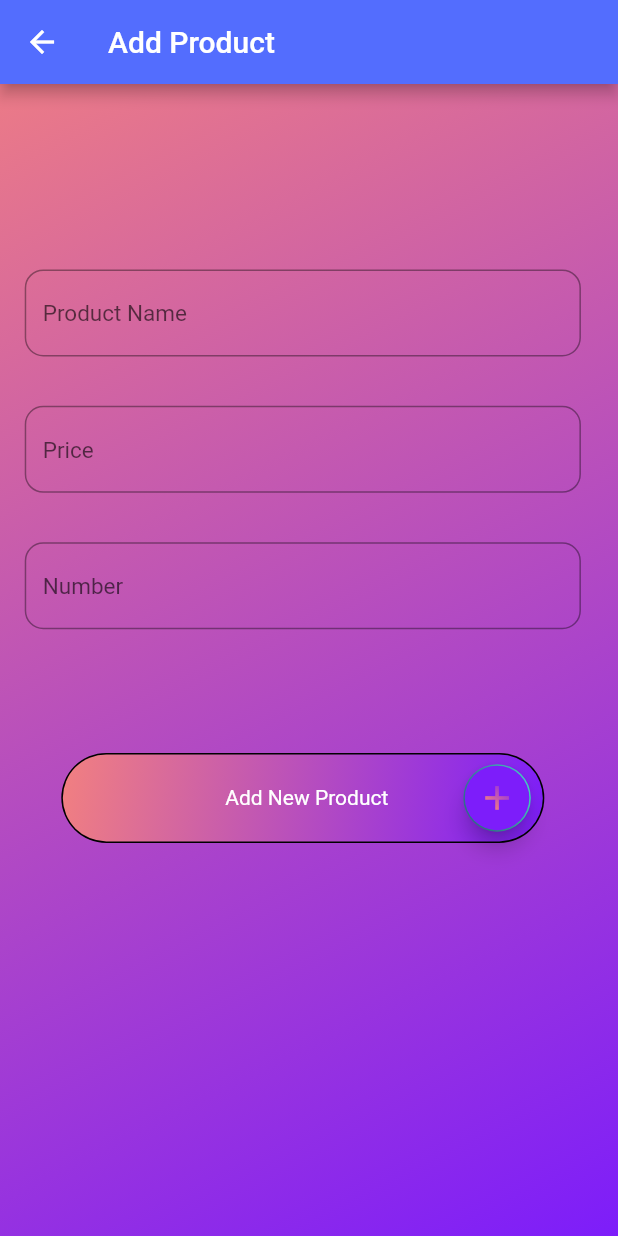
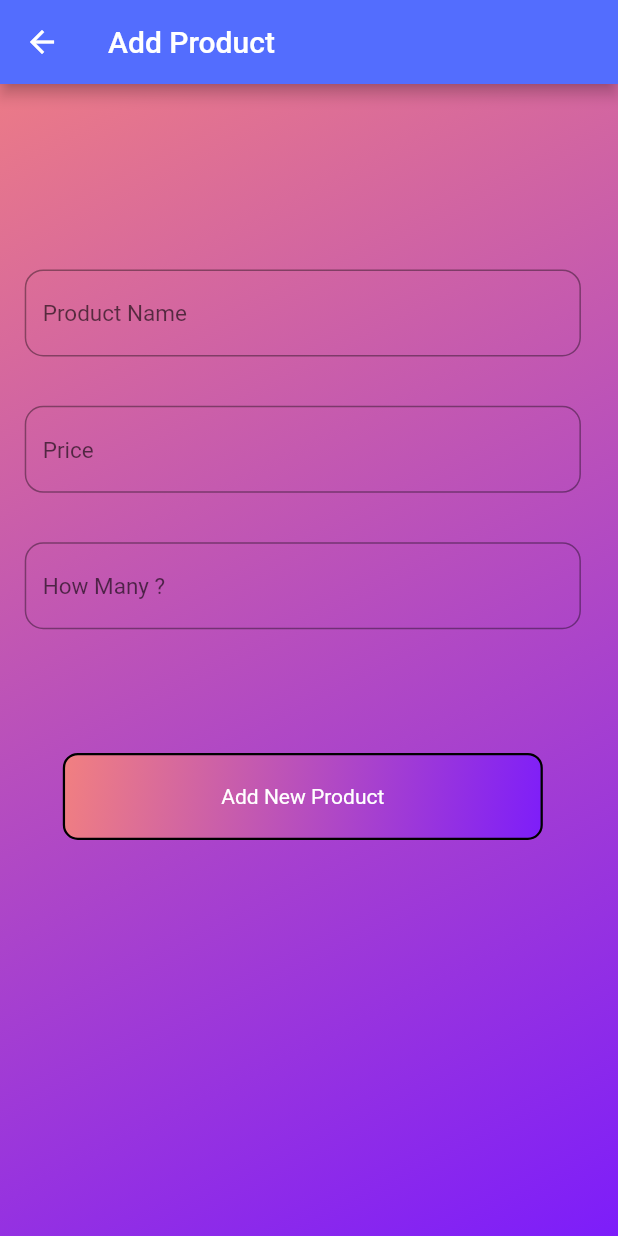
Before and after one commit to Yoka-Jo/expenses_app, a Flutter app: the AddProductScreen screen opened directly with empty values, on a phone screen of 412 x 824 dp. Run offline on Flutter 3.47's test engine with Material 2 defaults, Android fonts, the phone set to English and light mode, and no system bars; our stand-ins replace sqflite; accounts and stored records are empty.

Commit message:
update some widgets

```diff
--- a/lib/data/data.dart
+++ b/lib/data/data.dart
@@ -7,8 +7,7 @@ class ProductData {
   String _week;
   ProductData([this._productName, this._price, this._number, this._date, this._week]);
 
-//  ProductData.withId(this._id, this._productName, this._price, this._number,
-//      this._date , this._week);
+
 
   int get id => _id;
 
--- a/lib/screens/addProduct_screen.dart
+++ b/lib/screens/addProduct_screen.dart
@@ -41,19 +41,14 @@ class _AddProductScreenState extends State<AddProductScreen> {
     super.dispose();
   }
 
-  void updateproductName() {
-    widget.productData.productName = productNameController.text;
-  }
 
-  void updateproductPrice() {
-    widget.productData.price = double.parse(productPriceController.text);
-  }
-
-  void updateproductNumber() {
-    widget.productData.number = int.parse(productNumberController.text);
-  }
 
   void _save() async {
+    if(productNameController.text.isNotEmpty && productPriceController.text.isNotEmpty && productNumberController.text.isNotEmpty){
+    widget.productData.productName = productNameController.text;
+    widget.productData.price = double.parse(productPriceController.text);
+    widget.productData.number = int.parse(productNumberController.text);
+
     Navigator.of(context).pop(true);
     widget.productData.date =
         DateFormat.yMMMd().format(DateTime.now()).toString();
@@ -63,6 +58,10 @@ class _AddProductScreenState extends State<AddProductScreen> {
     if (result == 0) {
       showAlertDialog('Status', 'Problem svaing Product');
     }
+  }
+  else{
+    return;
+  }
   }
 
   void showAlertDialog(String title, String message) {
@@ -122,10 +121,7 @@ class _AddProductScreenState extends State<AddProductScreen> {
                         child: Container(
                           width: width * 90,
                           child: TextField(
-                            onChanged: (value) {
-                              updateproductName();
-                            },
-                            controller: productNameController,
+                             controller: productNameController,
                             style: TextStyle(
                                 height: .9, color: Colors.white, fontSize: 20),
                             decoration: InputDecoration(
@@ -155,9 +151,6 @@ class _AddProductScreenState extends State<AddProductScreen> {
                         child: Container(
                           width: width * 90,
                           child: TextField(
-                            onChanged: (value) {
-                              updateproductPrice();
-                            },
                             controller: productPriceController,
                             keyboardType: TextInputType.number,
                             style: TextStyle(
@@ -189,15 +182,12 @@ class _AddProductScreenState extends State<AddProductScreen> {
                         child: Container(
                           width: width * 90,
                           child: TextField(
-                            onChanged: (value) {
-                              updateproductNumber();
-                            },
                             controller: productNumberController,
                             keyboardType: TextInputType.number,
                             style: TextStyle(
                                 height: .9, color: Colors.white, fontSize: 20),
                             decoration: InputDecoration(
-                              hintText: 'Number',
+                              hintText: 'How Many ?',
                               hintStyle: TextStyle(fontSize: 15),
                               focusedBorder: OutlineInputBorder(
                                   borderSide: BorderSide(
@@ -223,7 +213,9 @@ class _AddProductScreenState extends State<AddProductScreen> {
                 ),
                 Container(
                     margin: EdgeInsets.only(left: _isLandScape ? width * 5 : 0),
-                    child: AddButton(_save))
+                    child: AddButton(_save)),
+                      SizedBox(height: 20.0,)
+
               ],
             ),
           ),
--- a/lib/widget/addButton.dart
+++ b/lib/widget/addButton.dart
@@ -1,5 +1,4 @@
 import 'package:flutter/material.dart';
-import 'dart:ui' as ui;
 class AddButton extends StatelessWidget {
   final Function onTap;
   AddButton(this.onTap);
@@ -8,16 +7,11 @@ class AddButton extends StatelessWidget {
     return GestureDetector(
       onTap: onTap,
       child: Container(
-        padding: EdgeInsets.all(1),
-        decoration: BoxDecoration(
-          color: Colors.black,
-          borderRadius: BorderRadius.all(Radius.circular(30)),
-        ),
-        child: Container(
         height: 58,
         width: 320,
         decoration: BoxDecoration(
-            borderRadius: BorderRadius.all(Radius.circular(30)),
+          border: Border.all(width: 1.5),
+          borderRadius: BorderRadius.all(Radius.circular(10)),
             gradient: LinearGradient(
               colors: [Color(0xffF28080), Color(0xff7D1DFA)],
               begin: Alignment.topLeft,
@@ -26,46 +20,11 @@ class AddButton extends StatelessWidget {
         child: Row(
           mainAxisAlignment: MainAxisAlignment.center,
           children: [
-              Spacer(),
             Text(
               'Add New Product',
               style: TextStyle(color: Colors.white),
             ),
-              SizedBox(width: 50,),
-              Container(
-                padding: EdgeInsets.all(1),
-                decoration: BoxDecoration(
-                    gradient: LinearGradient(
-                        colors: [Color(0xff37779A), Color(0xff46DFC9)]),
-                    shape: BoxShape.circle),
-                height: 45,
-                width: 45,
-                child: FittedBox(
-                  child: FloatingActionButton(
-                    child: ShaderMask(
-                      blendMode: BlendMode.srcIn,
-                      shaderCallback: (Rect bounds) {
-                        return ui.Gradient.linear(
-                          Offset(10, 24.0),
-                          Offset(28.0, 4.0),
-                          [
-                            Color(0xffF28080), Color(0xff7D1DFA)
-                          ].map((e) => e.withOpacity(1)).toList(),
-                        );
-                      },
-                      child: Icon(
-                        Icons.add,
-                        size: 35,
-                      ),
-                    ),
-                    onPressed: () {},
-                    backgroundColor: Color(0xff7D1DFA),
-                  ),
-                ),
-              ),
-              SizedBox(width: 8,),
           ],
-          ),
         ),
       ),
     );
```
Also changed, not shown: lib/screens/expenses_screen.dart (+4 -4 lines), lib/screens/weeksProducts_screen.dart (+13 -7 lines), 1 other file. Lines whose indentation alone changed are shown as unchanged.
